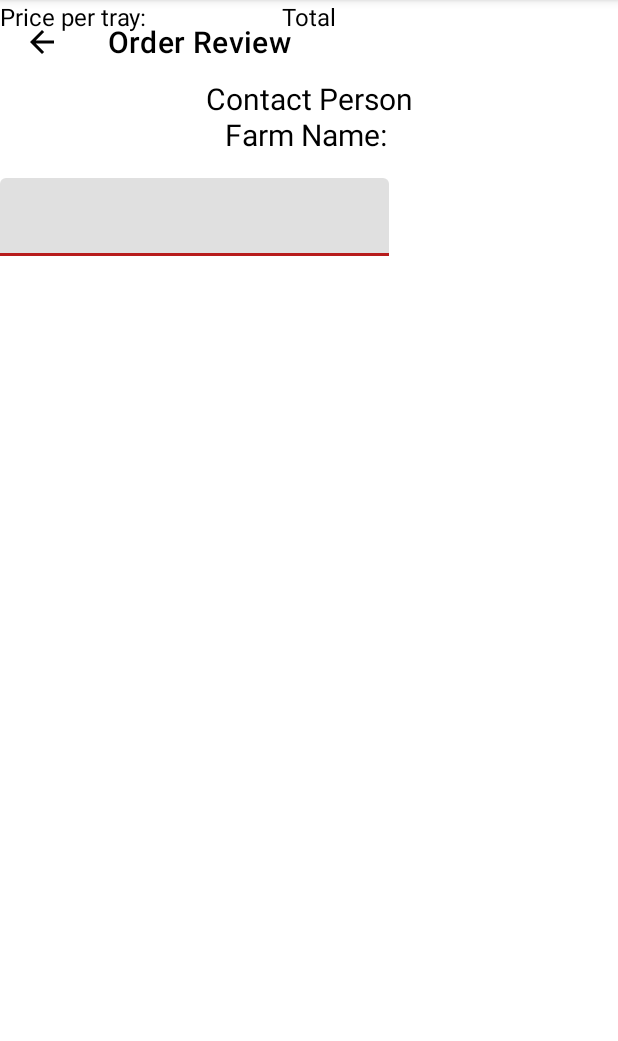
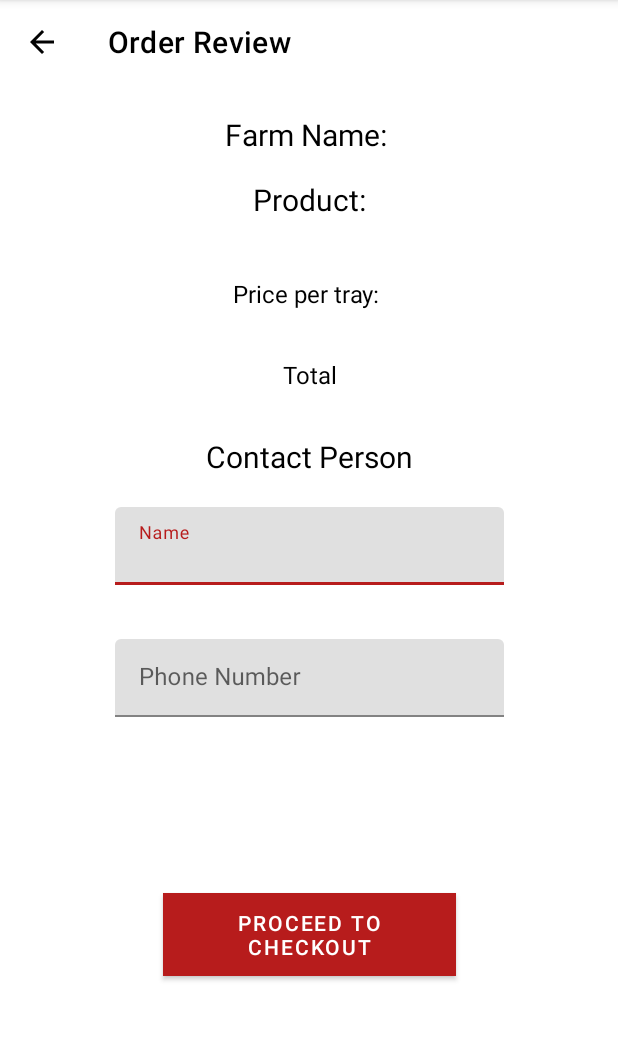
Before and after one commit to dgikonyo/kuku-app-android, an Android app: the OrderReviewActivity screen opened directly, with no data from a screen before it, on a phone screen of 412 x 824 dp, the part 84-1125 px from its top. Run offline under Robolectric (Android 15) with nearby library versions, the phone set to English and light mode, and no system bars; Roboto replaces fonts that are not available here.

Commit message:
constraints fixed

```diff
--- a/app/src/main/java/com/ilab/kukuapp/OrderReviewActivity.java
+++ b/app/src/main/java/com/ilab/kukuapp/OrderReviewActivity.java
@@ -2,7 +2,10 @@ package com.ilab.kukuapp;
 
 import androidx.appcompat.app.AppCompatActivity;
 
+import android.content.Intent;
 import android.os.Bundle;
+import android.view.View;
+import android.widget.Button;
 
 public class OrderReviewActivity extends AppCompatActivity {
 
@@ -10,5 +13,16 @@ public class OrderReviewActivity extends AppCompatActivity {
     protected void onCreate(Bundle savedInstanceState) {
         super.onCreate(savedInstanceState);
         setContentView(R.layout.activity_order_review);
+
+        final Button btn_proceed_to_checkout =(Button) findViewById(R.id.btn_proceed_to_checkout);
+        btn_proceed_to_checkout.setOnClickListener(new View.OnClickListener() {
+            @Override
+            public void onClick(View view) {
+                //redirect to the order receipt activity
+                Intent checkoutIntent =new Intent(OrderReviewActivity.this,OrderReceiptActivity.class);
+                startActivity(checkoutIntent);
+            }
+        });
     }
+
 }
--- a/app/src/main/res/layout/activity_order_review.xml
+++ b/app/src/main/res/layout/activity_order_review.xml
@@ -45,7 +45,9 @@
             android:id="@+id/txt_farm_name"
             android:layout_width="wrap_content"
             android:layout_height="wrap_content"
+            android:layout_marginStart="8dp"
             android:layout_marginTop="20dp"
+            android:layout_marginEnd="8dp"
             android:fontFamily="@font/roboto_bold"
             android:text="Farm Name: "
             android:textColor="@color/secondaryTextColor"
@@ -60,13 +62,13 @@
             android:id="@+id/txt_product_name"
             android:layout_width="wrap_content"
             android:layout_height="wrap_content"
-            android:layout_marginTop="10dp"
+            android:layout_marginTop="16dp"
             android:fontFamily="@font/roboto_medium"
             android:text="@string/label_product_name"
             android:textColor="@color/secondaryTextColor"
             android:textSize="20sp"
-            app:layout_constraintEnd_toEndOf="parent"
-            app:layout_constraintStart_toStartOf="parent"
+            app:layout_constraintEnd_toEndOf="@+id/txt_farm_name"
+            app:layout_constraintStart_toStartOf="@+id/txt_farm_name"
             app:layout_constraintTop_toBottomOf="@+id/txt_farm_name"
             tools:layout_conversion_absoluteHeight="27dp"
             tools:layout_conversion_absoluteWidth="83dp" />
@@ -76,8 +78,8 @@
             android:layout_width="wrap_content"
             android:layout_height="wrap_content"
             android:layout_marginTop="30dp"
-            app:layout_constraintEnd_toEndOf="parent"
-            app:layout_constraintStart_toStartOf="parent"
+            app:layout_constraintEnd_toEndOf="@+id/txt_product_name"
+            app:layout_constraintStart_toStartOf="@+id/txt_product_name"
             app:layout_constraintTop_toBottomOf="@+id/txt_product_name"
             tools:layout_conversion_absoluteHeight="128dp"
             tools:layout_conversion_absoluteWidth="411dp"
@@ -89,25 +91,27 @@
         android:id="@+id/txt_price_per_tray"
         android:layout_width="wrap_content"
         android:layout_height="wrap_content"
-        android:layout_marginTop="28dp"
+        android:layout_marginTop="8dp"
         android:fontFamily="@font/roboto_medium"
         android:text="Price per tray: "
         android:textColor="#000000"
         android:textSize="16sp"
-        app:layout_constraintTop_toBottomOf="@+id/textInputEditText"
-        tools:layout_editor_absoluteX="160dp" />
+        app:layout_constraintEnd_toEndOf="parent"
+        app:layout_constraintStart_toStartOf="parent"
+        app:layout_constraintTop_toBottomOf="@+id/product_layout" />
 
     <TextView
         android:id="@+id/txt_total_amount"
         android:layout_width="wrap_content"
         android:layout_height="wrap_content"
+        android:layout_marginTop="32dp"
         android:fontFamily="@font/roboto_medium"
         android:text="@string/text_total_amount"
         android:textColor="@color/secondaryTextColor"
         android:textSize="16sp"
-        app:layout_constraintEnd_toEndOf="parent"
-        app:layout_constraintStart_toStartOf="parent"
-        tools:layout_editor_absoluteY="435dp" />
+        app:layout_constraintEnd_toEndOf="@+id/txt_price_per_tray"
+        app:layout_constraintStart_toStartOf="@+id/txt_price_per_tray"
+        app:layout_constraintTop_toBottomOf="@+id/txt_price_per_tray" />
 
     <TextView
         android:id="@+id/label_contact_person"
@@ -115,7 +119,7 @@
         android:layout_height="wrap_content"
         android:layout_marginTop="30dp"
         android:fontFamily="@font/roboto_bold"
-        android:text="Contact Person"
+        android:text="@string/contact_person_label"
         android:textColor="@color/secondaryTextColor"
         android:textSize="20sp"
         app:layout_constraintEnd_toEndOf="parent"
@@ -123,15 +127,18 @@
         app:layout_constraintTop_toBottomOf="@+id/txt_total_amount" />
 
     <com.google.android.material.textfield.TextInputLayout
-        android:id="@+id/filledTextField"
-        android:layout_width="match_parent"
+        android:id="@+id/text_contact_name_input_field"
+        android:layout_width="wrap_content"
         android:layout_height="wrap_content"
-        app:layout_constraintBottom_toBottomOf="@id/product_layout"
-        tools:layout_editor_absoluteX="16dp"
-        tools:layout_editor_absoluteY="300dp">
+        android:layout_marginStart="16dp"
+        android:layout_marginEnd="16dp"
+        android:hint="@string/contact_person_name"
+        app:layout_constraintEnd_toEndOf="parent"
+        app:layout_constraintStart_toStartOf="parent"
+        app:layout_constraintTop_toBottomOf="@+id/label_contact_person">
 
         <com.google.android.material.textfield.TextInputEditText
-            android:id="@+id/text_input_tray_quantity"
+            android:id="@+id/text_contact_name_input"
             android:layout_width="259dp"
             android:layout_height="52dp"
             android:layout_marginTop="20dp"
@@ -142,5 +149,44 @@
 
     </com.google.android.material.textfield.TextInputLayout>
 
+    <com.google.android.material.textfield.TextInputLayout
+        android:id="@+id/text_phone_number_input_field"
+        android:layout_width="wrap_content"
+        android:layout_height="wrap_content"
+        android:layout_marginStart="8dp"
+        android:layout_marginTop="16dp"
+        android:layout_marginEnd="8dp"
+        android:hint="@string/contact_person_phone_number"
+        app:layout_constraintEnd_toEndOf="parent"
+        app:layout_constraintStart_toStartOf="parent"
+        app:layout_constraintTop_toBottomOf="@+id/text_contact_name_input_field">
+
+        <com.google.android.material.textfield.TextInputEditText
+            android:id="@+id/text_phone_number_input"
+            android:layout_width="259dp"
+            android:layout_height="52dp"
+            android:layout_marginTop="20dp"
+            app:layout_constraintEnd_toEndOf="parent"
+            app:layout_constraintHorizontal_bias="0.559"
+            app:layout_constraintStart_toStartOf="parent"
+            app:layout_constraintTop_toBottomOf="@+id/text_contact_name_input_field" />
+
+    </com.google.android.material.textfield.TextInputLayout>
+
+    <com.google.android.material.button.MaterialButton
+        android:id="@+id/btn_proceed_to_checkout"
+        android:layout_width="0dp"
+        android:layout_height="wrap_content"
+        android:layout_marginStart="32dp"
+        android:layout_marginEnd="32dp"
+        android:background="@color/primaryColor"
+        android:text="@string/proceed_to_checkout"
+        android:textColor="@color/primaryTextColor"
+        app:backgroundTint="@color/primaryColor"
+        app:layout_constraintBottom_toBottomOf="parent"
+        app:layout_constraintEnd_toEndOf="@+id/text_phone_number_input_field"
+        app:layout_constraintStart_toStartOf="@+id/text_phone_number_input_field"
+        app:layout_constraintTop_toBottomOf="@+id/text_phone_number_input_field" />
+
 
 </androidx.constraintlayout.widget.ConstraintLayout>
--- a/app/src/main/res/layout/activity_registration.xml
+++ b/app/src/main/res/layout/activity_registration.xml
@@ -142,7 +142,6 @@
         android:layout_marginTop="16dp"
         android:layout_marginEnd="32dp"
         android:background="@color/primaryColor"
-        android:onClick="registerUser"
         android:text="@string/prompt_sign_up"
         android:textColor="@color/primaryTextColor"
         app:backgroundTint="@color/primaryColor"
--- a/app/src/main/res/values/strings.xml
+++ b/app/src/main/res/values/strings.xml
@@ -39,4 +39,8 @@
     <string name="sign_up_link">Sign Up</string>
     <string name="home_page_slogan">supplying the demand</string>
     <string name="label_btn_proceed">Proceed</string>
+    <string name="contact_person_name">Name</string>
+    <string name="contact_person_phone_number">Phone Number</string>
+    <string name="contact_person_label">Contact Person</string>
+    <string name="proceed_to_checkout">Proceed to Checkout</string>
 </resources>
```
Also changed, not shown: app/build.gradle (+7 -0 lines), app/src/main/java/com/ilab/kukuapp/LoginActivity.java (+10 -5 lines), app/src/main/java/com/ilab/kukuapp/PaymentSuccessActivity.java (+21 -0 lines), app/src/main/java/com/ilab/kukuapp/RegistrationActivity.java (+10 -4 lines), app/src/main/java/com/ilab/kukuapp/ui/home/HomeFragment.java (+10 -0 lines), app/src/main/res/layout/activity_login.xml (+6 -4 lines), app/src/main/res/layout/activity_order_receipt.xml (+6 -8 lines), app/src/main/res/layout/activity_payment_success.xml (+21 -15 lines), app/src/main/res/layout/activity_splash_screen.xml (+19 -19 lines), build.gradle (+9 -0 lines).
